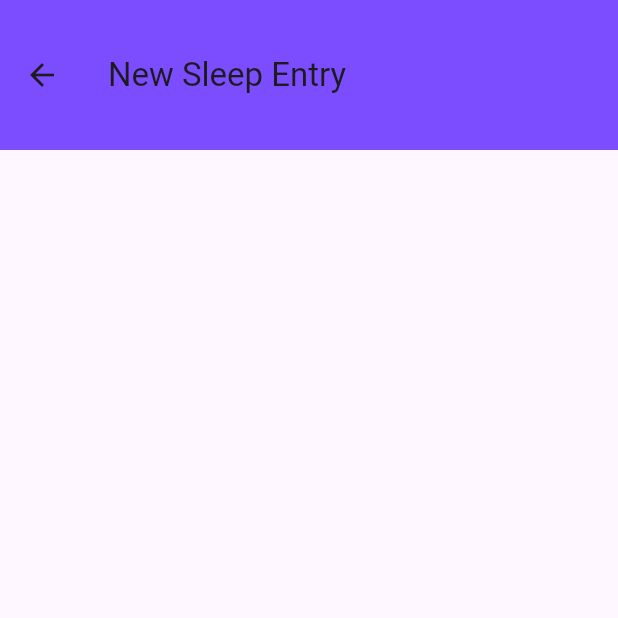
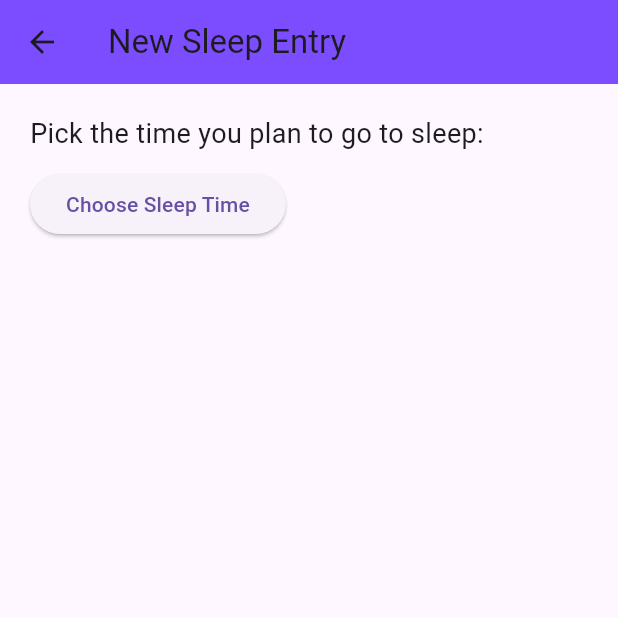
Before and after one commit to evanlee2212/sleep_tracker, a Flutter app: the NewSleepEntry screen opened directly, on a phone screen of 412 x 824 dp, the top half of it. Run offline on Flutter 3.47's test engine with Material 3 defaults, Android fonts, the phone set to English and light mode, and no system bars; our stand-ins replace audioplayers, file_picker, firebase_core, shared_preferences; accounts and stored records are empty.

Commit message:
update to new sleep entry to provide suggested times when to sleep depending on which time you choose to sleep based off 90 min cycles

```diff
--- a/lib/Pages/new_sleep_entry.dart
+++ b/lib/Pages/new_sleep_entry.dart
@@ -7,8 +7,8 @@
 //be able to make more dream/nightmare fields
 //dream/nightmare radio buttons
 
-
 import 'package:flutter/material.dart';
+import 'package:intl/intl.dart';
 
 class NewSleepEntry extends StatefulWidget {
   const NewSleepEntry({super.key});
@@ -18,27 +18,81 @@ class NewSleepEntry extends StatefulWidget {
 }
 
 class _NewSleepEntryState extends State<NewSleepEntry> {
+  TimeOfDay? _sleepTime;
+  List<String> _suggestions = [];
+
+  void _pickTime() async {
+    final picked = await showTimePicker(
+      context: context,
+      initialTime: TimeOfDay.now(),
+    );
+
+    if (picked != null) {
+      setState(() {
+        _sleepTime = picked;
+        _suggestions = _generateSuggestions(picked);
+      });
+    }
+  }
+
+  List<String> _generateSuggestions(TimeOfDay time) {
+    final now = DateTime.now();
+    final baseTime = DateTime(now.year, now.month, now.day, time.hour, time.minute)
+        .add(const Duration(minutes: 15)); // add 15 mins to fall asleep
+
+    return List.generate(4, (i) {
+      final suggestionTime = baseTime.add(Duration(minutes: 90 * (i + 3))); // 3 to 6 cycles
+      return DateFormat.jm().format(suggestionTime);
+    });
+  }
+
   @override
   Widget build(BuildContext context) {
     return Scaffold(
       appBar: AppBar(
-        title: Text(
-            'New Sleep Entry'
-        ),
+        title: const Text('New Sleep Entry'),
         backgroundColor: Colors.deepPurpleAccent,
-        toolbarHeight: 100,
-
       ),
-      body: Center(
-        child: InkWell(
-          onTap: (){
-            Navigator.pop(context, MaterialPageRoute(builder: (context) => NewSleepEntry()));
-          },
+      body: Padding(
+        padding: const EdgeInsets.all(20),
+        child: Column(
+          crossAxisAlignment: CrossAxisAlignment.start,
+          children: [
+            const Text(
+              'Pick the time you plan to go to sleep:',
+              style: TextStyle(fontSize: 18),
+            ),
+            const SizedBox(height: 10),
+            ElevatedButton(
+              onPressed: _pickTime,
+              child: const Text('Choose Sleep Time'),
+            ),
+            const SizedBox(height: 20),
+            if (_sleepTime != null) ...[
+              Text(
+                'Sleep Time: ${_sleepTime!.format(context)}',
+                style: const TextStyle(fontSize: 16, fontWeight: FontWeight.bold),
+              ),
+              const SizedBox(height: 20),
+              const Text(
+                'Suggested alarm times to wake up feeling refreshed:',
+                style: TextStyle(fontSize: 16),
+              ),
+              const SizedBox(height: 10),
+              const Text(
+                '(These are suggestions based on 90-minute sleep cycles)',
+                style: TextStyle(fontSize: 14, fontStyle: FontStyle.italic),
+              ),
+              const SizedBox(height: 10),
+              for (var time in _suggestions)
+                ListTile(
+                  leading: const Icon(Icons.alarm),
+                  title: Text(time),
+                ),
+            ]
+          ],
         ),
       ),
     );
   }
-
-
-
 }
```
Also changed, not shown: pubspec.lock.
